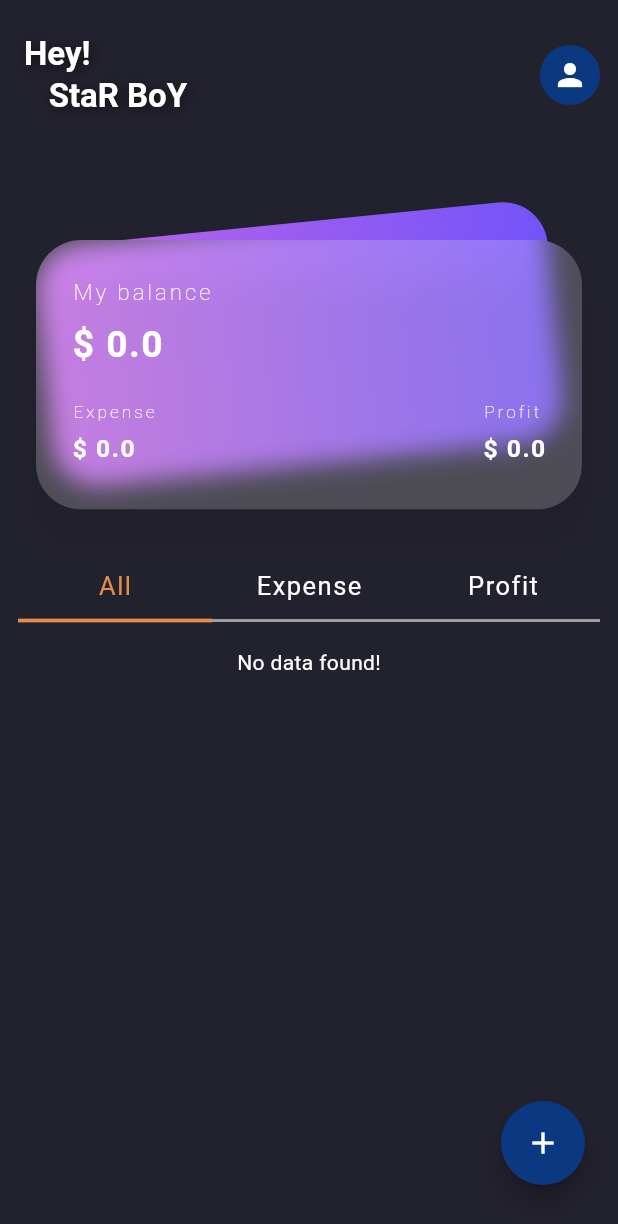
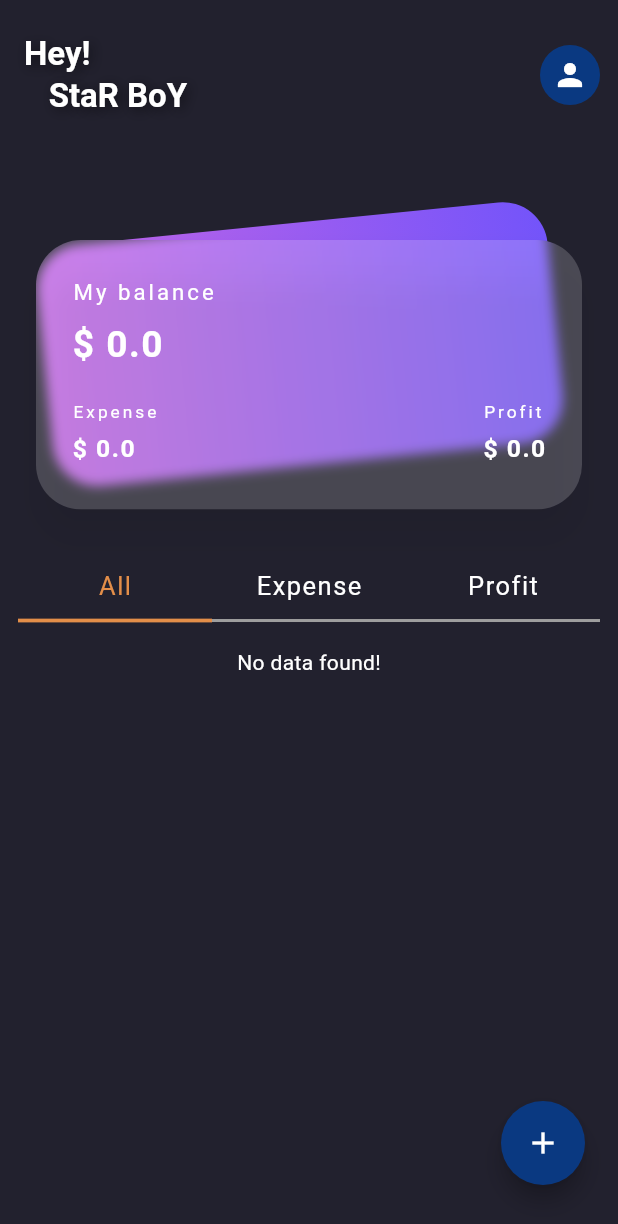
Before and after one commit to Zimil-Patel/sqlite_database_tasks, a Flutter app: the screen it shows after launch, on a phone screen of 412 x 824 dp. Shown: the top 1224 px of the screen. Run offline on Flutter 3.47's test engine with Material 3 defaults, Android fonts, the phone set to English and light mode, and no system bars; drawn by our look-alikes of blurrycontainer; our stand-ins replace get, sqflite; accounts and stored records are empty.

Commit message:
10 Dec 2024

```diff
--- a/lib/screen/home screen/components/expense_list_view.dart
+++ b/lib/screen/home screen/components/expense_list_view.dart
@@ -14,6 +14,7 @@ class ExpenseListView extends StatelessWidget {
   @override
   Widget build(BuildContext context) {
     return ListView.builder(
+      reverse: true,
       shrinkWrap: true,
       physics: const NeverScrollableScrollPhysics(),
       padding: const EdgeInsets.symmetric(horizontal: defPadding),
--- a/lib/screen/home screen/components/label_total.dart
+++ b/lib/screen/home screen/components/label_total.dart
@@ -21,7 +21,7 @@ class LabelAndTotal extends StatelessWidget {
           style: TextStyle(
             fontSize: height * 0.014,
             letterSpacing: 2,
-            fontWeight: FontWeight.w100,
+            fontWeight: FontWeight.w400,
           ),
         ),
 
--- a/lib/screen/home screen/components/smart_card.dart
+++ b/lib/screen/home screen/components/smart_card.dart
@@ -49,8 +49,8 @@ class SmartCard extends StatelessWidget {
                 right: defPadding * 2,
                 bottom: defPadding * 2),
             child: BlurryContainer(
-              color: Colors.white.withOpacity(0.2),
-              blur: 8,
+              color: Colors.white.withOpacity(0.18),
+              blur: 4,
               height: height * 0.24,
               borderRadius: BorderRadius.circular(30),
               padding: EdgeInsets.zero,
@@ -69,7 +69,7 @@ class SmartCard extends StatelessWidget {
                               style: TextStyle(
                                 fontSize: height * 0.018,
                                 letterSpacing: 2,
-                                fontWeight: FontWeight.w100,
+                                fontWeight: FontWeight.w400,
                               ),
                             ),
 
```
